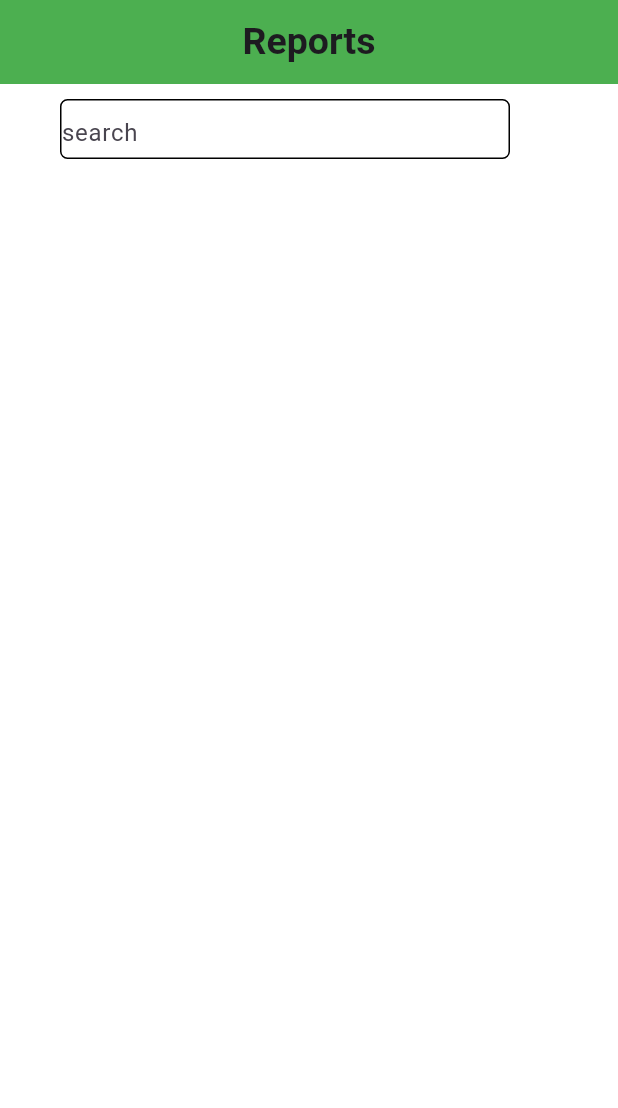
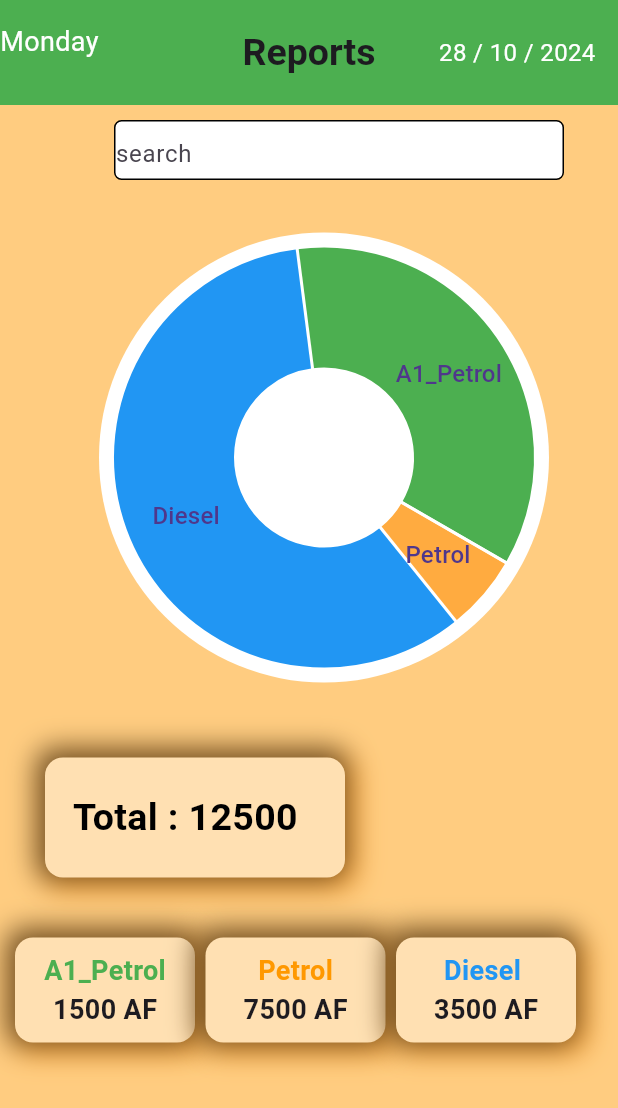
Before and after one commit to Ahmadi83/assignment_-14, a Flutter app: the Report_page screen opened directly, on a phone screen of 412 x 824 dp. Shown: the top 1108 px of the screen. Run offline on Flutter 3.47's test engine with Material 3 defaults, Android fonts, the phone set to English and light mode, and no system bars; drawn by our look-alikes of fl_chart; our stand-ins replace custom_navigation_bar, font_awesome_flutter, image_picker, sqflite; accounts and stored records are empty.

Commit message:
Report page Designed

```diff
--- a/lib/Reports.dart
+++ b/lib/Reports.dart
@@ -1,5 +1,12 @@
+
+import 'dart:async';
+import 'dart:ui';
 import 'package:flutter/cupertino.dart';
 import 'package:flutter/material.dart';
+import 'package:fl_chart/fl_chart.dart';
+import 'package:intl/intl.dart';
+
+
 
 class Report_page extends StatefulWidget {
   const Report_page({super.key});
@@ -9,18 +16,80 @@ class Report_page extends StatefulWidget {
 }
 
 class _Report_pageState extends State<Report_page> {
+
+
+  String? selectedOption;
+
+  String _timeString ='';
+  String _DateString ='';
+  String _week_day = "";
+
+
+
+var radis =5.0;
+
+ ChartData (title,coloor,radius,amount){
+  return PieChartSectionData(
+    value: amount,
+     title: title,
+     color: coloor,
+     radius: radius,
+    borderSide: BorderSide(color: Colors.red,strokeAlign: 2,width: 2),
+   );
+ }
+
+
+  @override
+  void initState() {
+    super.initState();
+    _UpdateTime();
+    Timer.periodic(Duration(seconds: 1),(Timer t ) =>_UpdateTime() );
+
+  }
+
+  void _UpdateTime(){
+    final DateTime now = DateTime.now();
+    final String FormattedTime = DateFormat('hh:mm a').format(now);
+    final String FormattedDate = DateFormat('dd / MM / yyyy').format(now);
+    final String FormattedDay = DateFormat('EEEE').format(now);
+
+    setState(() {
+      _timeString = FormattedTime;
+      _DateString = FormattedDate;
+      _week_day   = FormattedDay;
+    });
+  }
+
+
+
+
   @override
   Widget build(BuildContext context) {
     return Scaffold(
+        backgroundColor: Colors.orange[200],
+
         appBar: AppBar(
+          toolbarHeight: 70,
           backgroundColor: Colors.green,
+          actions: [
+            Padding(
+              padding: const EdgeInsets.only(right: 15),
+              child: Text('$_DateString',style: TextStyle(fontSize: 16,color: Colors.white,),),
+            )
+          ],
+          leading:Padding(
+            padding: const EdgeInsets.only(top: 15),
+
+            child: Text(_week_day,style: TextStyle(fontSize: 18,color: Colors.white),),
+          ),
+
           title: Text(
             'Reports',
             style: TextStyle(fontSize: 25, fontWeight: FontWeight.bold),
           ),
           centerTitle: true,
+          leadingWidth: 100,
         ),
-        backgroundColor: Colors.white,
 
 
         body: Column(
@@ -42,9 +111,113 @@ class _Report_pageState extends State<Report_page> {
                     ),
                   )),
             ),
+            SizedBox(height: 35,),
+
+            Padding(
+              padding: const EdgeInsets.only(left: 20,bottom: 50),
+              child: CircleAvatar(radius: 150,backgroundColor: Colors.white,
+                child: PieChart(
+                  PieChartData(
+                      sectionsSpace: 2,
+                    startDegreeOffset: 30.0,
+                    titleSunbeamLayout: false,
+                    centerSpaceColor:  Colors.white,
+                    centerSpaceRadius: 60,
+                   sections: [
+                    ChartData('Petrol', Colors.orangeAccent, 80.0,radis),
+                    ChartData('Diesel', Colors.blue, 80.0,50.0),
+                    ChartData('A1_Petrol', Colors.green, 80.0,30.1),
 
 
+                   ]
+                  )
+                ),
+              ),
+            ),
+
+            Row(mainAxisAlignment: MainAxisAlignment.start,
+              children: [
+                Padding(
+                  padding: const EdgeInsets.only(left: 30),
+                  child: Container(width: 200,height: 80,
+                  decoration: BoxDecoration(
+                    color: Colors.orange[100],
+                    borderRadius: BorderRadius.circular(12),
+                    boxShadow: const [
+                      BoxShadow(
+                        color: Colors.orangeAccent,
+                        offset: Offset(4, 4,),
+                        blurRadius: 15,
+                        spreadRadius: 4
+                      ),
+                      BoxShadow(
+                          color: Colors.black54,
+                          offset: Offset(-2, -2,),
+                          blurRadius: 15,
+                          spreadRadius: 4
+                      ),
+
+                    ]
+                  ),
+                   child: Center(child: Text('Total : 12500  ',
+                     style: TextStyle(fontSize: 25,fontWeight: FontWeight.bold,color: Colors.black),)),
+                  ),
+                ),
+              ],
+            ),
+            SizedBox(height: 10,),
+
+            Padding(
+              padding: const EdgeInsets.only(left: 10,right: 5),
+              child: Row(mainAxisAlignment: MainAxisAlignment.start,
+                children: [
+                container(Colors.green, 1500,'A1_Petrol'),
+                SizedBox(width: 7,),
+                container(Colors.orange, 7500,"Petrol"),
+                  SizedBox(width: 7,),
+                  container(Colors.blue,3500,"Diesel "),
+                ],
+              ),
+            )
           ],
         ));
+
   }
 }
+
+
+
+ container(color,amount,name){
+  return Padding(
+    padding: const EdgeInsets.only(top: 30,),
+    child: Container(
+      width: 120,
+      height: 70,
+      decoration: BoxDecoration(
+          color: Colors.orange[100],
+          borderRadius: BorderRadius.circular(12),
+          boxShadow: const [
+            BoxShadow(
+                color: Colors.orangeAccent,
+                offset: Offset(4, 4,),
+                blurRadius: 15,
+                spreadRadius: 4),
+            BoxShadow(
+                color: Colors.black54,
+                offset: Offset(-2, -2,),
+                blurRadius: 15,
+                spreadRadius: 4),
+          ]),
+      child: Column(mainAxisAlignment: MainAxisAlignment.center,
+        children: [
+          Text('$name',
+            style: TextStyle(fontSize: 18,
+                fontWeight: FontWeight.bold,
+                color: color),
+          ),
+          Text('$amount AF',style: TextStyle(fontSize: 18,fontWeight: FontWeight.bold),),
+        ],
+      ),
+    ),
+  );
+ }
```
